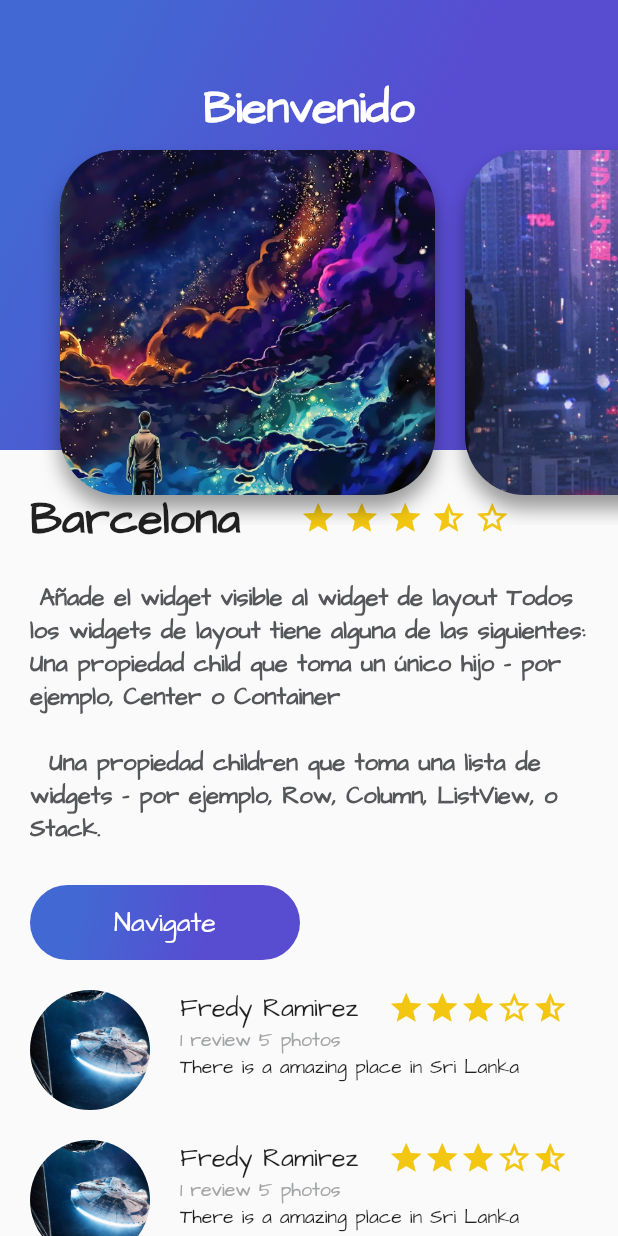
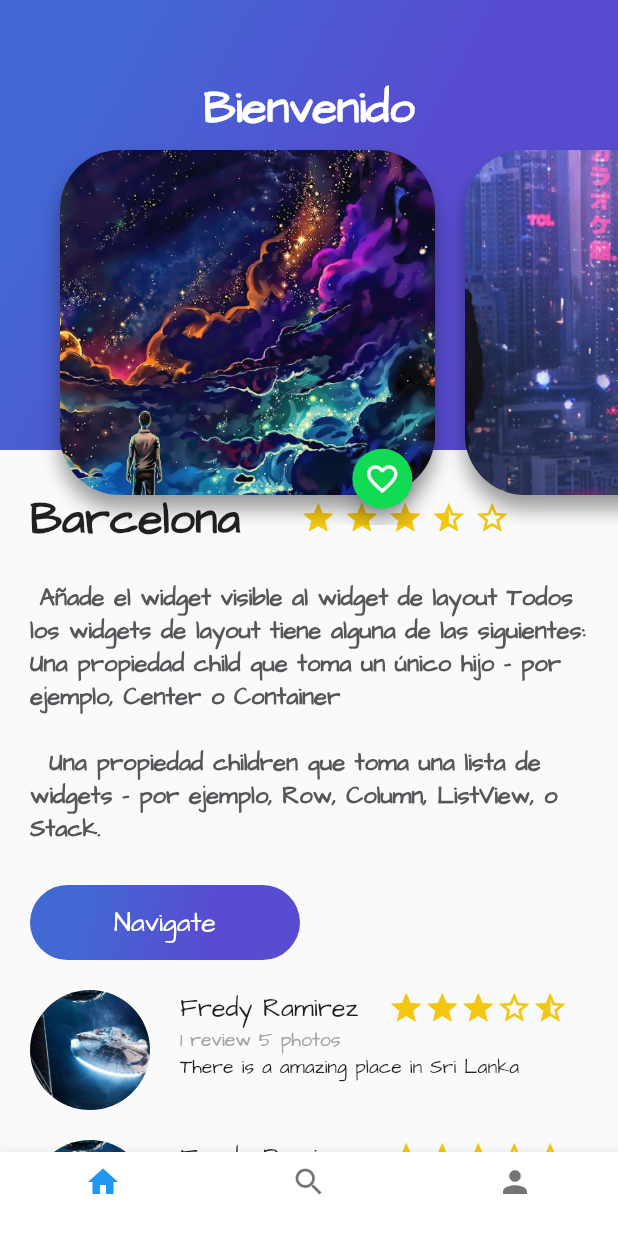
Before and after one commit to rramsol/FlutterRamsolTrips, a Flutter app: the screen it shows after launch, on a phone screen of 412 x 824 dp. Run offline on Flutter 3.47's test engine with Material 2 defaults, Android fonts, the phone set to English and light mode, and no system bars.

Commit message:
termine el primer curos

```diff
--- a/lib/card_image.dart
+++ b/lib/card_image.dart
@@ -1,4 +1,5 @@
 import 'package:flutter/material.dart';
+import 'floating_action_buton_green.dart';
 
 class CardImage extends StatelessWidget{
 
@@ -33,7 +34,13 @@ class CardImage extends StatelessWidget{
       ),
     );
 
-    return card;
+    return Stack(
+      alignment: Alignment(0.9,1.1),
+      children: <Widget>[
+        card,
+        FloatingActionButonGreen()
+      ],
+    );
   }
 
 }
--- /dev/null
+++ b/lib/floating_action_buton_green.dart
@@ -0,0 +1,44 @@
+import 'package:flutter/material.dart';
+
+class FloatingActionButonGreen extends StatefulWidget{
+
+  @override
+  State<StatefulWidget> createState() {
+   return _FloatingActionButonGreen();
+  }
+
+}
+
+class _FloatingActionButonGreen extends State<FloatingActionButonGreen>{
+
+  bool isFav = false;
+
+  void onPressedFav(){
+
+    Scaffold.of(context).showSnackBar(
+        SnackBar(
+          content: Text("Favoritos"),
+        )
+    );
+    setState(() {
+      isFav = !isFav;
+    });
+  }
+
+  @override
+  Widget build(BuildContext context) {
+    return FloatingActionButton(
+      backgroundColor: Color(0xFF11DA53),
+      mini: true,
+      tooltip: "fav",
+      onPressed: onPressedFav,
+      child:isFav ?
+      Icon(
+        Icons.favorite
+      ) :
+      Icon(
+          Icons.favorite_border
+      )
+    );
+  }
+}
--- /dev/null
+++ b/lib/home_trips.dart
@@ -0,0 +1,30 @@
+import 'package:com/descripcion_place.dart';
+import 'package:flutter/cupertino.dart';
+import 'descripcion_place.dart';
+import 'review_list.dart';
+import 'gradient_back.dart';
+import 'header_appbar.dart';
+
+class HomeTrips extends StatelessWidget{
+
+  String descripcion = ''' Añade el widget visible al widget de layout Todos los widgets de layout tiene alguna de las siguientes: Una propiedad child que toma un único hijo – por ejemplo, Center o Container
+
+  Una propiedad children que toma una lista de widgets – por ejemplo, Row, Column, ListView, o Stack.
+''';
+
+  @override
+  Widget build(BuildContext context) {
+    return Stack(
+      children: [
+        ListView(
+          children: [
+            DescriptionPlace("Barcelona",4,descripcion),
+            ReviewList(),
+          ],
+        ),
+        HeaderAppBar()
+      ],
+    );
+  }
+
+}
--- a/lib/main.dart
+++ b/lib/main.dart
@@ -1,8 +1,5 @@
 import 'package:flutter/material.dart';
-import 'descripcion_place.dart';
-import 'review_list.dart';
-import 'gradient_back.dart';
-import 'header_appbar.dart';
+import 'ramsol_trips.dart';
 
 void main() {
   runApp(MyApp());
@@ -10,10 +7,7 @@ void main() {
 
 class MyApp extends StatelessWidget {
 
-  String descripcion = ''' Añade el widget visible al widget de layout Todos los widgets de layout tiene alguna de las siguientes: Una propiedad child que toma un único hijo – por ejemplo, Center o Container
 
-  Una propiedad children que toma una lista de widgets – por ejemplo, Row, Column, ListView, o Stack.
-''';
 
   String pathImage = "assets/img/w4.jpg";
   String name ="Fredy Ramirez";
@@ -29,20 +23,7 @@ class MyApp extends StatelessWidget {
         primarySwatch: Colors.blue,
         visualDensity: VisualDensity.adaptivePlatformDensity,
       ),
-      home: Scaffold(
-        body: Stack(
-          children: [
-            ListView(
-              children: [
-                 DescriptionPlace("Barcelona",4,descripcion),
-                 ReviewList(),
-              ],
-            ),
-            HeaderAppBar()
-          ],
-        )
-
-      )
+      home: RamsolTrips(),
     );
   }
 }
--- /dev/null
+++ b/lib/ramsol_trips.dart
@@ -0,0 +1,64 @@
+import 'package:flutter/material.dart';
+import 'home_trips.dart';
+import 'search_trips.dart';
+import 'profile_trips.dart';
+
+class RamsolTrips extends StatefulWidget{
+  @override
+  State<StatefulWidget> createState() {
+    // TODO: implement createState
+   return _RamsolTrips();
+  }
+
+}
+
+class _RamsolTrips extends State<RamsolTrips>{
+
+  int indexTap = 0;
+
+  final List<Widget> widgetsChildren = [
+    HomeTrips(),
+    SearchTrips(),
+    ProfileTrips()
+  ];
+
+  void onTapTapped (int index){
+
+    setState(() {
+      indexTap = index;
+    });
+
+  }
+
+  @override
+  Widget build(BuildContext context) {
+   return Scaffold(
+     body: widgetsChildren[indexTap] ,
+     bottomNavigationBar: Theme(
+       data: Theme.of(context).copyWith(
+         canvasColor: Colors.white,
+         primaryColor: Colors.purple
+       ),
+       child: BottomNavigationBar(
+         onTap: onTapTapped,
+         currentIndex: indexTap,
+           items: [
+             BottomNavigationBarItem(
+               icon: Icon(Icons.home),
+               title: Text(""),
+             ),
+             BottomNavigationBarItem(
+               icon: Icon(Icons.search),
+               title: Text(""),
+             ),
+             BottomNavigationBarItem(
+               icon: Icon(Icons.person),
+               title: Text(""),
+             )
+           ]
+       ),
+     ),
+   );
+  }
+
+}
```
Also changed, not shown: lib/profile/background_profile.dart (added, +167 -0 lines), lib/profile/description_profile.dart (added, +82 -0 lines), lib/profile/imagen_profile.dart (added, +43 -0 lines), lib/profile_trips.dart (added, +27 -0 lines), lib/search_trips.dart (added, +13 -0 lines).
